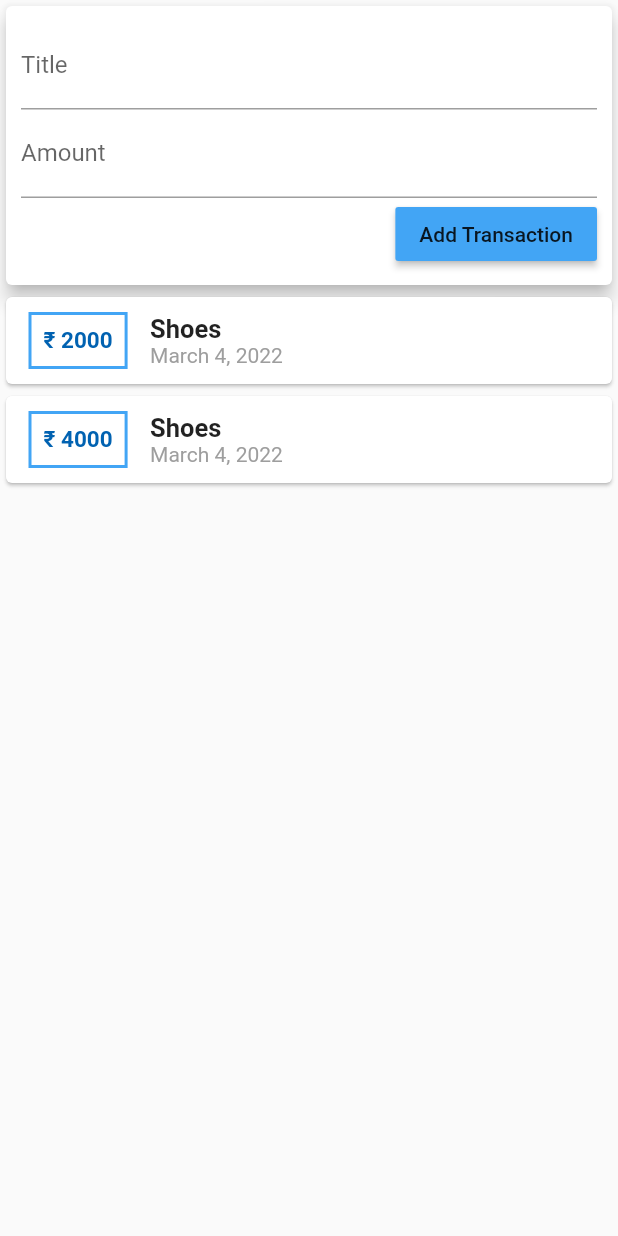
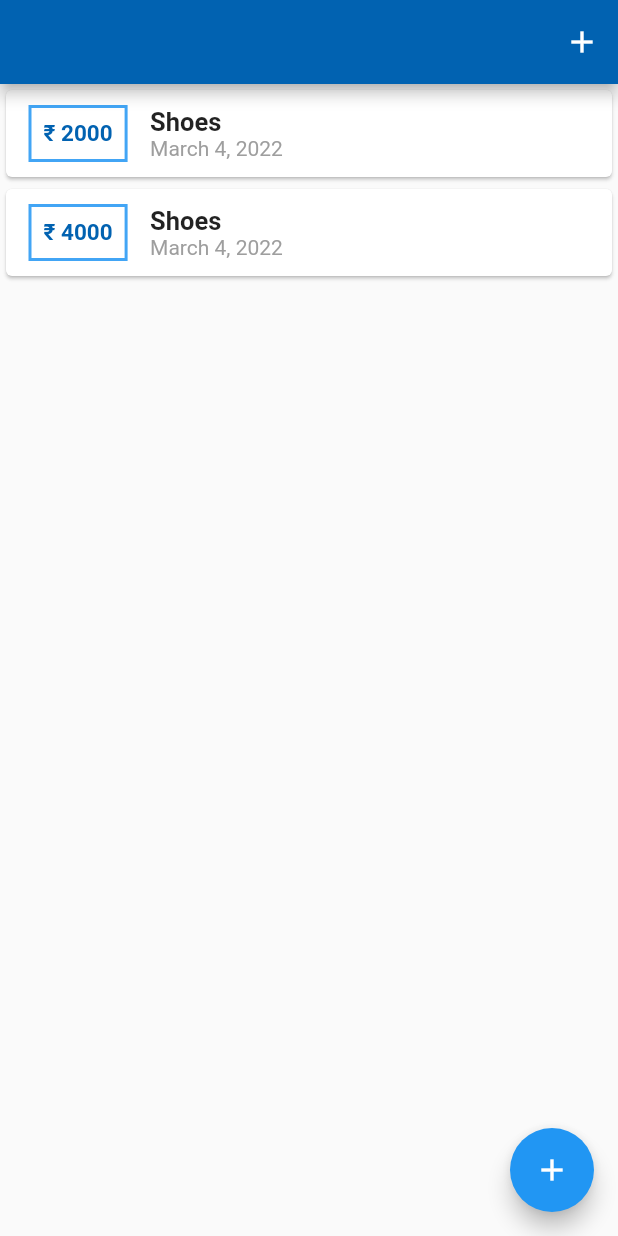
Before and after one commit to Prabhneet-Web/ExpenseTracker, a Flutter app: the screen it shows after launch, on a phone screen of 412 x 824 dp. Run offline on Flutter 3.47's test engine with Material 2 defaults, Android fonts, the phone set to English and light mode, and no system bars.

Commit message:
Done with some major changes.

```diff
--- a/lib/pages/homePage.dart
+++ b/lib/pages/homePage.dart
@@ -1,17 +1,71 @@
-import 'package:expense_tracker/widgets/userTransaction.dart';
+import 'package:expense_tracker/widgets/newTransaction.dart';
+import 'package:expense_tracker/widgets/transactionList.dart';
 import 'package:flutter/material.dart';
 
-class MyHomePage extends StatelessWidget {
-  const MyHomePage({Key? key}) : super(key: key);
+import '../models/transaction.dart';
+
+class MyHomePage extends StatefulWidget {
+  MyHomePage({Key? key}) : super(key: key);
+
+  @override
+  State<MyHomePage> createState() => _MyHomePageState();
+}
+
+class _MyHomePageState extends State<MyHomePage> {
+  final List<Transaction> _userTransactions = [
+    Transaction(id: "t1", title: "Shoes", amount: 2000, date: DateTime.now()),
+    Transaction(id: "t1", title: "Shoes", amount: 4000, date: DateTime.now())
+  ];
+
+  void _addNewTransaction(String txTitle, int txAmount) {
+    final newTx = Transaction(
+        id: DateTime.now().toString(),
+        title: txTitle,
+        amount: txAmount,
+        date: DateTime.now());
+
+    setState(() {
+      _userTransactions.add(newTx);
+    });
+  }
+
+  void _startAddNewTransaction(BuildContext ctx) {
+    showModalBottomSheet(
+        context: ctx,
+        builder: (_) {
+          return GestureDetector(
+            onTap: () {},
+            child: NewTransaction(addTx: _addNewTransaction),
+            behavior: HitTestBehavior.opaque,
+          );
+        });
+  }
 
   @override
   Widget build(BuildContext context) {
     return Scaffold(
+      appBar: AppBar(
+        backgroundColor: const Color.fromARGB(255, 1, 98, 177),
+        actions: [
+          IconButton(
+              onPressed: () {
+                _startAddNewTransaction(context);
+              },
+              icon: const Icon(Icons.add))
+        ],
+      ),
       body: SafeArea(
-        child: Column(
-          children: [UserTransactions()],
+        child: SingleChildScrollView(
+          child: Column(
+            children: [TransactionList(transactions: _userTransactions)],
+          ),
         ),
       ),
+      floatingActionButton: FloatingActionButton(
+          onPressed: () {
+            _startAddNewTransaction(context);
+          },
+          child: const Icon(Icons.add)),
     );
   }
 }
--- a/lib/widgets/transactionList.dart
+++ b/lib/widgets/transactionList.dart
@@ -10,21 +10,19 @@ class TransactionList extends StatelessWidget {
 
   @override
   Widget build(BuildContext context) {
-    return SingleChildScrollView(
-      child: Column(
-          crossAxisAlignment: CrossAxisAlignment.center,
-          // mainAxisAlignment: MainAxisAlignment.center,
-          children: transactions.map((tx) {
+    return Container(
+      height: MediaQuery.of(context).size.height,
+      child: ListView.builder(
+        itemBuilder: (context, index) {
           return Card(
             child: Row(children: [
               Container(
                 margin:
                     const EdgeInsets.symmetric(vertical: 10, horizontal: 15),
                 decoration: BoxDecoration(
-                      border:
-                          Border.all(color: Colors.blue.shade400, width: 2)),
+                    border: Border.all(color: Colors.blue.shade400, width: 2)),
                 child: Text(
-                    "₹ ${tx.amount}",
+                  "₹ ${transactions[index].amount}",
                   style: const TextStyle(
                       fontWeight: FontWeight.bold,
                       fontSize: 15,
@@ -36,19 +34,21 @@ class TransactionList extends StatelessWidget {
                 crossAxisAlignment: CrossAxisAlignment.start,
                 children: [
                   Text(
-                      tx.title,
+                    transactions[index].title,
                     style: const TextStyle(
                         fontSize: 17, fontWeight: FontWeight.bold),
                   ),
                   Text(
-                      DateFormat.yMMMMd().format(tx.date),
+                    DateFormat.yMMMMd().format(transactions[index].date),
                     style: const TextStyle(color: Colors.grey),
                   )
                 ],
               )
             ]),
           );
-          }).toList()),
+        },
+        itemCount: transactions.length,
+      ),
     );
   }
 }
--- a/lib/widgets/userTransaction.dart
+++ /dev/null
@@ -1,42 +0,0 @@
-import 'package:expense_tracker/models/transaction.dart';
-import 'package:expense_tracker/widgets/newTransaction.dart';
-import 'package:expense_tracker/widgets/transactionList.dart';
-import 'package:flutter/material.dart';
-
-class UserTransactions extends StatefulWidget {
-  const UserTransactions({Key? key}) : super(key: key);
-
-  @override
-  State<UserTransactions> createState() => _UserTransactionsState();
-}
-
-class _UserTransactionsState extends State<UserTransactions> {
-  final List<Transaction> _userTransactions = [
-    Transaction(id: "t1", title: "Shoes", amount: 2000, date: DateTime.now()),
-    Transaction(id: "t1", title: "Shoes", amount: 4000, date: DateTime.now())
-  ];
-
-  void _addNewTransaction(String txTitle, int txAmount) {
-    final newTx = Transaction(
-        id: DateTime.now().toString(),
-        title: txTitle,
-        amount: txAmount,
-        date: DateTime.now());
-
-    setState(() {
-      _userTransactions.add(newTx);
-    });
-  }
-
-  @override
-  Widget build(BuildContext context) {
-    return Column(
-      children: [
-        NewTransaction(addTx: _addNewTransaction),
-        TransactionList(
-          transactions: _userTransactions,
-        )
-      ],
-    );
-  }
-}
```
Also changed, not shown: lib/widgets/newTransaction.dart (+11 -3 lines). Lines whose indentation alone changed are shown as unchanged.
